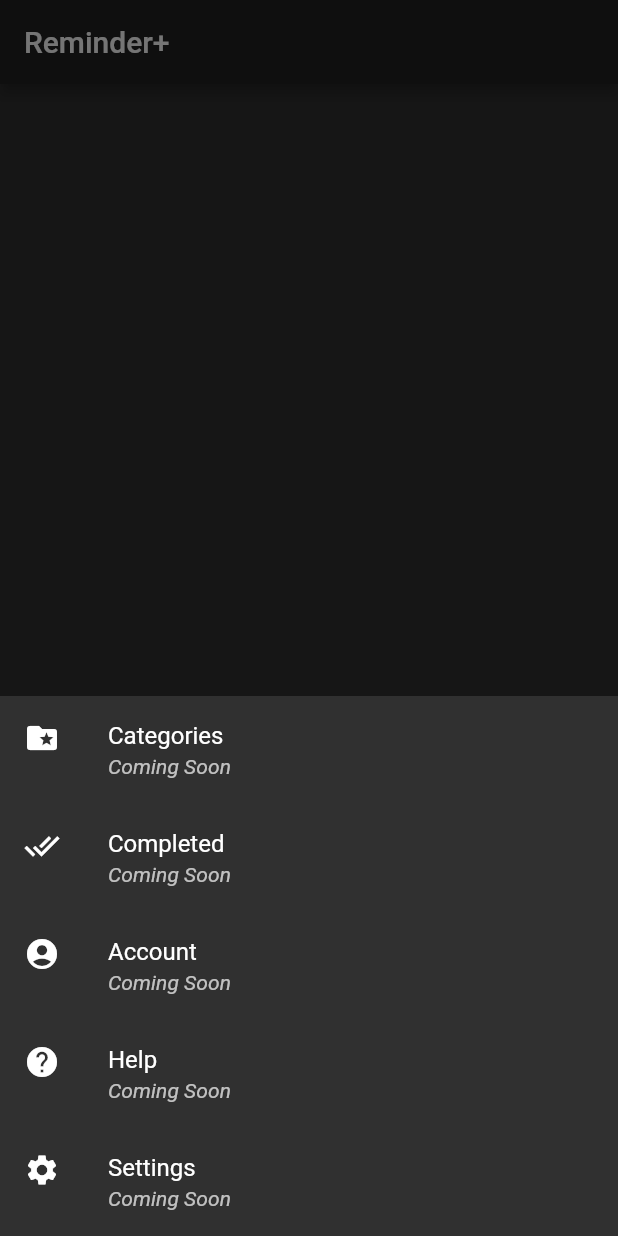
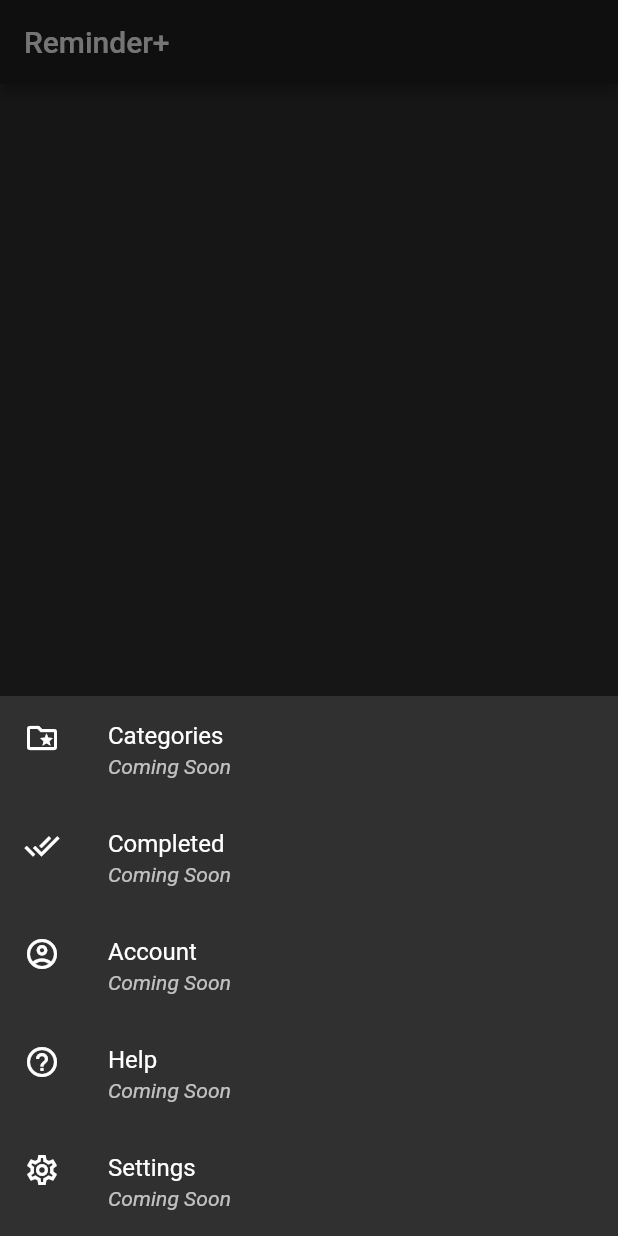
Before and after one commit to bradwindy/reminderplus, a Flutter app: the screen it shows after launch, after a tap on the "menu" icon, on a phone screen of 412 x 824 dp. Run offline on Flutter 3.47's test engine with Material 2 defaults, Android fonts, the phone set to English and light mode, and no system bars; our stand-ins replace outline_material_icons, sqflite; accounts and stored records are empty.

```diff
--- a/lib/homescreen.dart
+++ b/lib/homescreen.dart
@@ -1,8 +1,10 @@
 import 'package:flutter/material.dart';
 import 'package:reminder_plus/add_reminder_page.dart';
+import 'package:reminder_plus/settings_page.dart';
 import 'package:reminder_plus/database/model/reminder.dart';
 import 'package:reminder_plus/home_presenter.dart';
 import 'package:reminder_plus/list.dart';
+import 'package:outline_material_icons/outline_material_icons.dart';
 
 class MyHomePage extends StatefulWidget {
   MyHomePage({Key key, this.title}) : super(key: key);
@@ -66,7 +68,7 @@ class _MyHomePageState extends State<MyHomePage> implements HomeContract {
                                 style: TextStyle(fontStyle: FontStyle.italic),
                               ),
                               leading: Icon(
-                                Icons.folder_special,
+                                  OMIcons.folderSpecial
                               ),
                               onTap: () {},
                             ),
@@ -80,7 +82,7 @@ class _MyHomePageState extends State<MyHomePage> implements HomeContract {
                                 style: TextStyle(fontStyle: FontStyle.italic),
                               ),
                               leading: Icon(
-                                Icons.done_all,
+                                OMIcons.doneAll,
                               ),
                               onTap: () {},
                             ),
@@ -94,7 +96,7 @@ class _MyHomePageState extends State<MyHomePage> implements HomeContract {
                                 style: TextStyle(fontStyle: FontStyle.italic),
                               ),
                               leading: Icon(
-                                Icons.account_circle,
+                                OMIcons.accountCircle,
                               ),
                               onTap: () {},
                             ),
@@ -108,7 +110,7 @@ class _MyHomePageState extends State<MyHomePage> implements HomeContract {
                                 style: TextStyle(fontStyle: FontStyle.italic),
                               ),
                               leading: Icon(
-                                Icons.help,
+                                Icons.help_outline,
                               ),
                               onTap: () {},
                             ),
@@ -122,9 +124,14 @@ class _MyHomePageState extends State<MyHomePage> implements HomeContract {
                                 style: TextStyle(fontStyle: FontStyle.italic),
                               ),
                               leading: Icon(
-                                Icons.settings,
+                                OMIcons.settings,
                               ),
-                              onTap: () {},
+                              onTap: () =>
+                                  Navigator.push(context,
+                                    MaterialPageRoute(
+                                      builder: (context) => SettingsPage(),
+                                    ),
+                                  ),
                             ),
                           ],
                         ),
@@ -201,7 +208,7 @@ class _MyHomePageState extends State<MyHomePage> implements HomeContract {
                 children: <Widget>[
                   Text('Inbox', style: TextStyle(fontWeight: FontWeight.bold)),
                   IconButton(
-                    icon: Icon(Icons.inbox),
+                    icon: Icon(OMIcons.inbox),
                     onPressed: () {
                       _showFeatureDialog();
                     },
--- a/pubspec.yaml
+++ b/pubspec.yaml
@@ -7,7 +7,7 @@ description: Reminder+
 # Both the version and the builder number may be overridden in flutter
 # build by specifying --build-name and --build-number, respectively.
 # Read more about versioning at semver.org.
-version: 0.2.0+3
+version: 0.2.1+5
 
 environment:
   sdk: ">=2.0.0-dev.68.0 <3.0.0"
@@ -19,6 +19,7 @@ dependencies:
   flutter_launcher_icons: "^0.7.0"
   sqflite: ^1.1.0
   path_provider: ^0.5.0+1
+  outline_material_icons: ^0.1.0
 
   # The following adds the Cupertino Icons font to your application.
   # Use with the CupertinoIcons class for iOS style icons.
```
Also changed, not shown: lib/settings_page.dart (added, +42 -0 lines), pubspec.lock.
